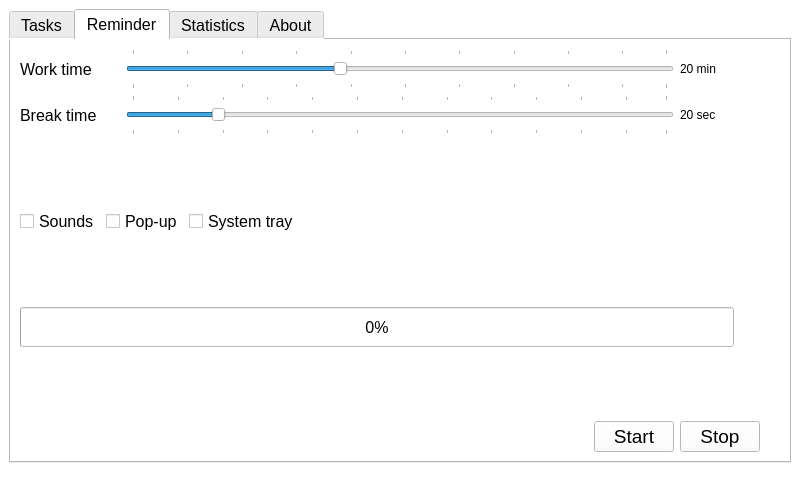
Above: MainWindow.ui from songquanpeng/time-master before the change. Below: the same form after it.
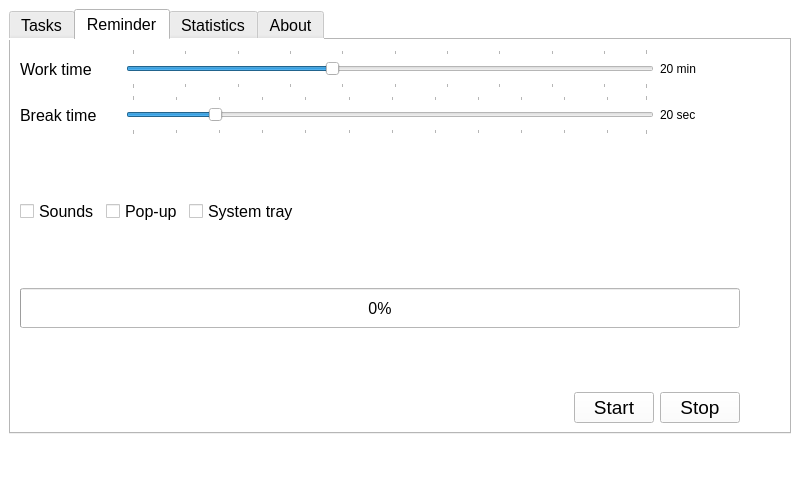
That is the form after the change. The open tabs and pages were chosen to show the change. Icons and pictures are not drawn.

```diff
--- a/MainWindow.ui
+++ b/MainWindow.ui
@@ -33,9 +33,15 @@
    <string notr="true">background-color: rgb(255, 255, 255);</string>
   </property>
   <widget class="QWidget" name="centralwidget">
-   <layout class="QGridLayout" name="gridLayout">
-    <item row="1" column="0">
      <widget class="QTabWidget" name="tabWidget">
+    <property name="geometry">
+     <rect>
+      <x>9</x>
+      <y>9</y>
+      <width>782</width>
+      <height>425</height>
+     </rect>
+    </property>
       <property name="font">
        <font>
         <family>Segoe UI</family>
@@ -221,7 +227,7 @@
         <string>Reminder</string>
        </attribute>
        <layout class="QGridLayout" name="gridLayout_2">
-        <item row="0" column="0" colspan="2">
+      <item row="0" column="0">
          <layout class="QHBoxLayout" name="horizontalLayout">
           <item>
            <layout class="QVBoxLayout" name="verticalLayout_2">
@@ -335,6 +341,11 @@
                 <height>0</height>
                </size>
               </property>
+            <property name="font">
+             <font>
+              <family>Segoe UI</family>
+             </font>
+            </property>
               <property name="text">
                <string>20 min</string>
               </property>
@@ -348,6 +359,11 @@
                 <height>0</height>
                </size>
               </property>
+            <property name="font">
+             <font>
+              <family>Segoe UI</family>
+             </font>
+            </property>
               <property name="text">
                <string>20 sec</string>
               </property>
@@ -370,7 +386,7 @@
           </property>
          </spacer>
         </item>
-        <item row="2" column="0" colspan="2">
+      <item row="2" column="0">
          <layout class="QHBoxLayout" name="horizontalLayout_3">
           <item>
            <widget class="QCheckBox" name="soundsCheckBox">
@@ -471,7 +487,7 @@
           </property>
          </spacer>
         </item>
-        <item row="6" column="0" colspan="2">
+      <item row="6" column="0">
          <layout class="QHBoxLayout" name="horizontalLayout_2">
           <item>
            <spacer name="horizontalSpacer_3">
@@ -531,8 +547,6 @@
        </attribute>
       </widget>
      </widget>
-    </item>
-   </layout>
   </widget>
   <widget class="QMenuBar" name="menubar">
    <property name="geometry">
```
Lines whose indentation alone changed are shown as unchanged.
